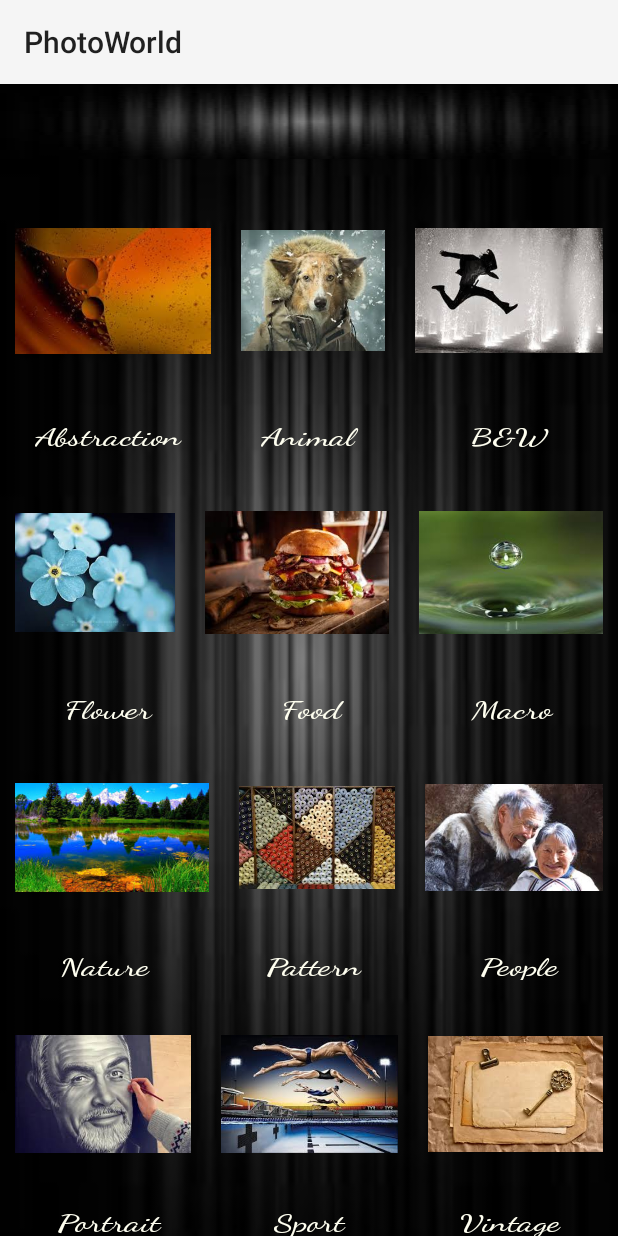
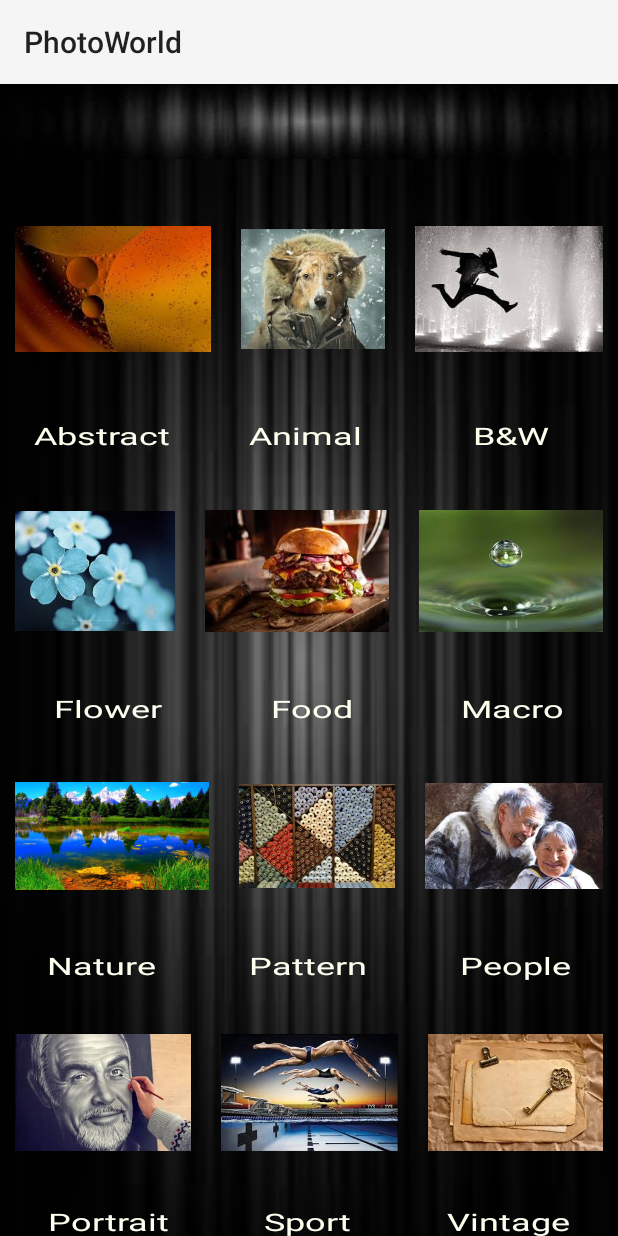
Before and after one commit to vanya-dimitrova/PhotoWorld, an Android app: the GalleryView screen opened directly, with no data from a screen before it, on a phone screen of 412 x 824 dp. Run offline under Robolectric (Android 15) with nearby library versions, the phone set to English and light mode, and no system bars.

Commit message:
added font change

```diff
--- a/app/src/main/res/layout-v21/activity_gallery_view.xml
+++ b/app/src/main/res/layout-v21/activity_gallery_view.xml
@@ -76,8 +76,7 @@
                 android:textAlignment="center"
                 android:textColor="@color/colorWhitish"
                 android:textSize="16dp"
-                android:textScaleX="1.5"
-                android:fontFamily="cursive"/>
+                android:textScaleX="1.5" />
 
             <TextView
                 android:id="@+id/animal_text"
@@ -88,8 +87,7 @@
                 android:textAlignment="center"
                 android:textColor="@color/colorWhitish"
                 android:textSize="16dp"
-                android:textScaleX="1.5"
-                android:fontFamily="cursive"/>
+                android:textScaleX="1.5" />
 
             <TextView
                 android:id="@+id/black_and_white_text"
@@ -100,8 +98,7 @@
                 android:textAlignment="center"
                 android:textColor="@color/colorWhitish"
                 android:textSize="16dp"
-                android:textScaleX="1.5"
-                android:fontFamily="cursive"/>
+                android:textScaleX="1.5" />
 
         </LinearLayout>
     </LinearLayout>
@@ -158,7 +155,6 @@
                 android:layout_width="wrap_content"
                 android:layout_height="wrap_content"
                 android:layout_weight="1"
-                android:fontFamily="cursive"
                 android:text="@string/flower"
                 android:textAlignment="center"
                 android:textColor="@color/colorWhitish"
@@ -170,7 +166,6 @@
                 android:layout_width="wrap_content"
                 android:layout_height="wrap_content"
                 android:layout_weight="1"
-                android:fontFamily="cursive"
                 android:text="@string/food"
                 android:textAlignment="center"
                 android:textColor="@color/colorWhitish"
@@ -182,7 +177,6 @@
                 android:layout_width="wrap_content"
                 android:layout_height="wrap_content"
                 android:layout_weight="1"
-                android:fontFamily="cursive"
                 android:text="@string/macro"
                 android:textAlignment="center"
                 android:textColor="@color/colorWhitish"
@@ -246,8 +240,7 @@
                 android:textAlignment="center"
                 android:textColor="@color/colorWhitish"
                 android:textSize="16dp"
-                android:textScaleX="1.5"
-                android:fontFamily="cursive"/>
+                android:textScaleX="1.5" />
 
             <TextView
                 android:id="@+id/pattern_text"
@@ -258,8 +251,7 @@
                 android:textAlignment="center"
                 android:textColor="@color/colorWhitish"
                 android:textSize="16dp"
-                android:textScaleX="1.5"
-                android:fontFamily="cursive"/>
+                android:textScaleX="1.5" />
 
             <TextView
                 android:id="@+id/people_text"
@@ -270,8 +262,7 @@
                 android:textAlignment="center"
                 android:textColor="@color/colorWhitish"
                 android:textSize="16dp"
-                android:textScaleX="1.5"
-                android:fontFamily="cursive"/>
+                android:textScaleX="1.5" />
 
         </LinearLayout>
     </LinearLayout>
@@ -330,8 +321,7 @@
                 android:textAlignment="center"
                 android:textColor="@color/colorWhitish"
                 android:textSize="16dp"
-                android:textScaleX="1.5"
-                android:fontFamily="cursive"/>
+                android:textScaleX="1.5" />
 
             <TextView
                 android:id="@+id/sport_text"
@@ -342,8 +332,7 @@
                 android:textAlignment="center"
                 android:textColor="@color/colorWhitish"
                 android:textSize="16dp"
-                android:textScaleX="1.5"
-                android:fontFamily="cursive"/>
+                android:textScaleX="1.5" />
 
             <TextView
                 android:id="@+id/vintage_text"
@@ -354,8 +343,7 @@
                 android:textAlignment="center"
                 android:textColor="@color/colorWhitish"
                 android:textSize="16dp"
-                android:textScaleX="1.5"
-                android:fontFamily="cursive"/>
+                android:textScaleX="1.5" />
 
         </LinearLayout>
     </LinearLayout>
--- a/app/src/main/res/layout/activity_login.xml
+++ b/app/src/main/res/layout/activity_login.xml
@@ -55,7 +55,7 @@
         android:paddingBottom="10dp"
         android:paddingLeft="20dp"
         android:paddingRight="20dp"
-        android:textSize="20sp"/>
+        android:textSize="20sp" />
         <!-- TO-DO: align button to the right -->
 
 </LinearLayout>
--- a/app/src/main/res/values/strings.xml
+++ b/app/src/main/res/values/strings.xml
@@ -28,7 +28,7 @@
     <string name="flower">Flower</string>
     <string name="food">Food</string>
     <string name="macro">Macro</string>
-    <string name="abstraction">Abstraction</string>
+    <string name="abstraction">Abstract</string>
     <string name="animal">Animal</string>
     <string name="b_and_w"><![CDATA[B&W]]></string>
 
```
